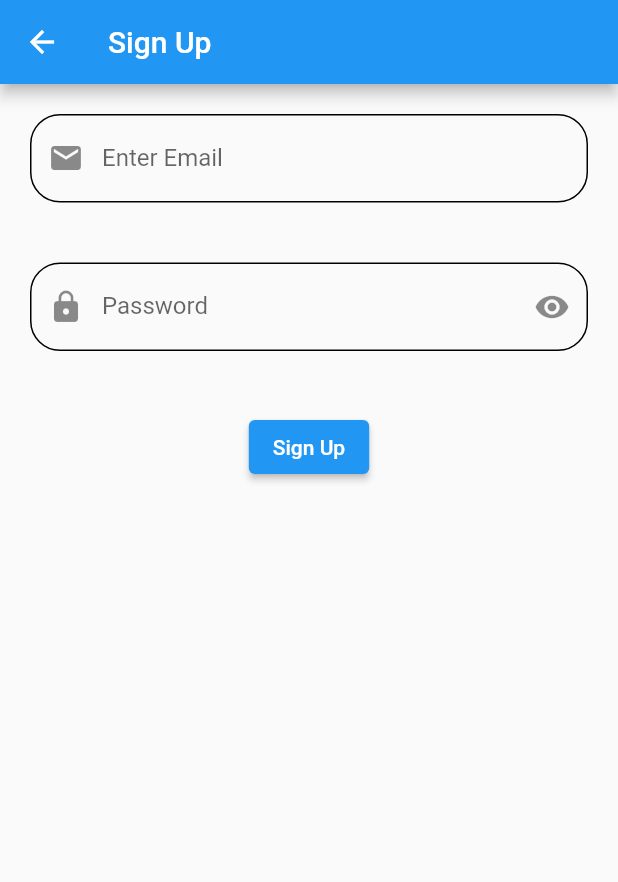
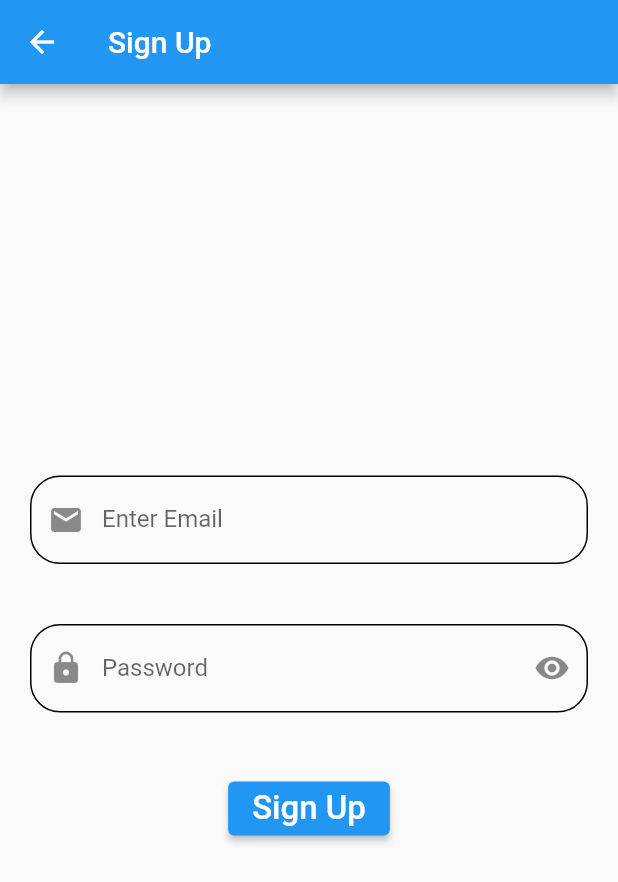
Before and after one commit to saifullah-22/Firebase-login-signup-forgot, a Flutter app: the screen it shows after launch, after a tap on "Register Now", on a phone screen of 412 x 824 dp. Shown: the top 882 px of the screen. Run offline on Flutter 3.47's test engine with Material 3 defaults, Android fonts, the phone set to English and light mode, and no system bars; our stand-ins replace firebase_auth, firebase_core, get; accounts and stored records are empty; network calls fail.

Commit message:
all errors remove

```diff
--- a/lib/main.dart
+++ b/lib/main.dart
@@ -24,7 +24,7 @@ class MyApp extends StatelessWidget {
         // colorScheme: ColorScheme.fromSeed(seedColor: Colors.deepPurple),
          useMaterial3: false,
        ),
-      home: Wrapper()
+      home: const Wrapper()
     );
   }
 }
--- a/lib/screens/forgot.dart
+++ b/lib/screens/forgot.dart
@@ -21,7 +21,7 @@ class _ForgotState extends State<Forgot> {
   Widget build(BuildContext context) {
     return Scaffold(
       appBar: AppBar(
-        title: Text("Forgot Password"),
+        title: const Text("Forgot Password"),
       ),
       body: Padding(
         padding: const EdgeInsets.all(20.0),
@@ -37,7 +37,7 @@ class _ForgotState extends State<Forgot> {
                   decoration: InputDecoration(
                     labelText: "Enter Email",
                     hintText: "Enter Email",
-                    prefixIcon: Icon(Icons.email),
+                    prefixIcon: const Icon(Icons.email),
                     enabledBorder: OutlineInputBorder(
                       borderRadius: BorderRadius.circular(20),
 
@@ -49,7 +49,7 @@ class _ForgotState extends State<Forgot> {
                   ),
                 ),
 
-                SizedBox(
+                const SizedBox(
                   height: 50,
                 ),
 
@@ -60,7 +60,10 @@ class _ForgotState extends State<Forgot> {
               onPressed: (){
                 reset();
               },
-              child: Text("Send Link")),
+              child: const Text("Send Link",
+              style: TextStyle(
+              fontSize: 22,
+            ),)),
 
 
           ],
--- a/lib/screens/homepage.dart
+++ b/lib/screens/homepage.dart
@@ -18,17 +18,21 @@ class _HomePageState extends State<HomePage> {
   @override
   Widget build(BuildContext context) {
     return Scaffold(
+     // backgroundColor: Colors.amber,
       appBar: AppBar(
-        title: Text("Home Page"),
+        title: const Text("Home Page"),
       ),
       body: Center(
-        child: Text("${user!.email}"),
+        child: Text("${user!.email}",
+        style: const TextStyle(
+          fontSize: 35,
+        ),),
       ),
       floatingActionButton: FloatingActionButton(
         onPressed: (){
           signout();
         },
-        child: Icon(Icons.login_rounded),),
+        child: const Icon(Icons.login_rounded),),
 
     );
   }
--- a/lib/screens/login.dart
+++ b/lib/screens/login.dart
@@ -25,7 +25,7 @@ class _LoginState extends State<Login> {
   Widget build(BuildContext context) {
     return Scaffold(
       appBar: AppBar(
-        title: Text("Login Page"),
+        title: const Text("Login Page"),
        // backgroundColor: Colors.amber,
 
       ),
@@ -33,7 +33,7 @@ class _LoginState extends State<Login> {
          mainAxisAlignment: MainAxisAlignment.center,
            crossAxisAlignment: CrossAxisAlignment.center,
         children: [
-          SizedBox(
+          const SizedBox(
             height: 100,
           ),
 
@@ -43,7 +43,7 @@ class _LoginState extends State<Login> {
               child: TextFormField(
                 keyboardType: TextInputType.emailAddress,
                 controller: email,
-                decoration: InputDecoration(
+                decoration: const InputDecoration(
                   hintText: "Enter Email",
                   labelText: "Enter Email",
                   prefixIcon: Icon(Icons.email),
@@ -58,7 +58,7 @@ class _LoginState extends State<Login> {
             ),
 
 
-          SizedBox(
+          const SizedBox(
               height: 40,
             ),
 
@@ -69,7 +69,7 @@ class _LoginState extends State<Login> {
                 controller: password,
                 obscureText: true,
                 obscuringCharacter: "*",
-                decoration: InputDecoration(
+                decoration: const InputDecoration(
                   prefixIcon: Icon(Icons.lock),
                   suffixIcon: Icon(Icons.remove_red_eye),
                   hintText: "Password",
@@ -92,7 +92,7 @@ class _LoginState extends State<Login> {
             ),
 
 
-          SizedBox(
+          const SizedBox(
               height: 30,
             ),
 
@@ -100,27 +100,40 @@ class _LoginState extends State<Login> {
             onPressed: (){
               signIn();
             },
-            child: Text("Login")),
+            child: const Text("Login",
+            style: TextStyle(
+              fontSize: 22,
+            ),
+            )
+            ),
 
-            SizedBox(
+            const SizedBox(
               height: 30,
             ),
 
             ElevatedButton(
             onPressed: (){
-              Get.to(Signup());
+              Get.to(const Signup());
             },
-            child: Text("Register Now")),
+            child: const Text("Register Now",
+            style: TextStyle(
+              fontSize: 22,
+            ),
+            )),
 
-            SizedBox(
+            const SizedBox(
               height: 30,
             ),
 
             ElevatedButton(
             onPressed: (){
-              Get.to(Forgot());
+              Get.to(const Forgot());
             },
-            child: Text("Forgot Password"))
+            child: const Text("Forgot Password",
+            style: TextStyle(
+              fontSize: 22,
+            ),
+            ))
         ],
       ),
     );
--- a/lib/screens/signup.dart
+++ b/lib/screens/signup.dart
@@ -16,18 +16,20 @@ class _SignupState extends State<Signup> {
   TextEditingController password= TextEditingController();
   signUp() async{
     await FirebaseAuth.instance.createUserWithEmailAndPassword(email: email.text, password: password.text);
-    Get.offAll(Wrapper());
+    Get.offAll(const Wrapper());
   }
 
   @override
   Widget build(BuildContext context) {
     return Scaffold(
       appBar: AppBar(
-        title: Text("Sign Up"),
+        title: const Text("Sign Up"),
       ),
       body: Padding(
         padding: const EdgeInsets.all(20.0),
         child: Column(
+          mainAxisAlignment: MainAxisAlignment.center,
+          crossAxisAlignment: CrossAxisAlignment.center,
           children: [
 
             TextFormField(
@@ -37,7 +39,7 @@ class _SignupState extends State<Signup> {
                   decoration: InputDecoration(
                     labelText: "Enter Email",
                     hintText: "Enter Email",
-                    prefixIcon: Icon(Icons.email),
+                    prefixIcon: const Icon(Icons.email),
                     enabledBorder: OutlineInputBorder(
                       borderRadius: BorderRadius.circular(20),
 
@@ -49,7 +51,7 @@ class _SignupState extends State<Signup> {
                   ),
                 ),
 
-            SizedBox(
+            const SizedBox(
                 height: 40,
               ),
 
@@ -57,8 +59,8 @@ class _SignupState extends State<Signup> {
             TextFormField(
               controller: password,
                   decoration: InputDecoration(
-                    prefixIcon: Icon(Icons.lock),
-                    suffixIcon: Icon(Icons.remove_red_eye),
+                    prefixIcon: const Icon(Icons.lock),
+                    suffixIcon: const Icon(Icons.remove_red_eye),
                     hintText: "Password",
                     labelText: "Password",
 
@@ -72,7 +74,7 @@ class _SignupState extends State<Signup> {
                     errorBorder: OutlineInputBorder(
                       borderRadius: BorderRadius.circular(20),
 
-                      borderSide: BorderSide(
+                      borderSide: const BorderSide(
                         color: Colors.red,
                         width: 2,
 
@@ -83,7 +85,7 @@ class _SignupState extends State<Signup> {
 
                 ),
 
-                SizedBox(
+                const SizedBox(
                 height: 40,
               ),
 
@@ -92,7 +94,10 @@ class _SignupState extends State<Signup> {
               onPressed: (){
                 signUp();
               },
-              child: Text("Sign Up"))
+              child: const Text("Sign Up",
+              style: TextStyle(
+              fontSize: 22,
+            ),))
           ],
         ),
       ),
--- a/lib/wrapper.dart
+++ b/lib/wrapper.dart
@@ -17,10 +17,10 @@ class _WrapperState extends State<Wrapper> {
       body: StreamBuilder(stream: FirebaseAuth.instance.authStateChanges(),
       builder: (context, snapshot){
         if(snapshot.hasData){
-          return HomePage();
+          return const HomePage();
 
         } else{
-          return Login();
+          return const Login();
         }
       }
       ),
```
